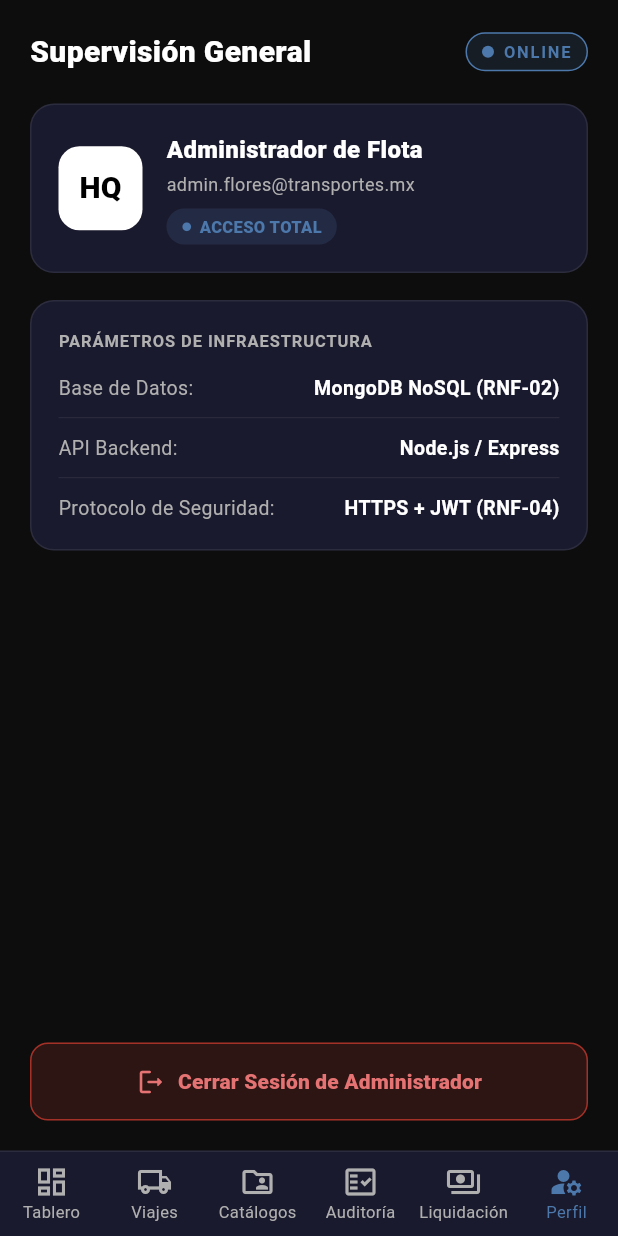
After one commit to Cristian2040/control-fletes-devops, a Flutter app: the PerfilAdminScreen screen opened by its route, on a phone screen of 412 x 824 dp. The commit adds this screen. Run offline on Flutter 3.47's test engine with Material 3 defaults, Android fonts, the phone set to English and light mode, and no system bars; our stand-ins replace image_picker, shared_preferences; accounts and stored records are empty.

Commit message:
feat(sprint9): implementar pantalla A-17 Supervision General y pruebas del Sprint 9 (RNF-02, RNF-04)

```diff
--- a/app/tracto-track/frontend/lib/core/routes/app_routes.dart
+++ b/app/tracto-track/frontend/lib/core/routes/app_routes.dart
@@ -31,6 +31,7 @@ import '../../features/admin/screens/alta_cliente_screen.dart';
 import '../../features/admin/screens/alta_tarifa_screen.dart';
 import '../../features/admin/screens/auditoria_screen.dart';
 import '../../features/admin/screens/validacion_fotografia_screen.dart';
+import '../../features/admin/screens/perfil_admin_screen.dart';
 
 class AppRoutes {
   AppRoutes._();
@@ -105,11 +106,7 @@ class AppRoutes {
             nombre: 'Liquidación Automatizada – Resumen',
             sprint: 10,
           ),
-      adminPerfil: (context) => const AdminPlaceholderScreen(
-            codigo: 'A-17',
-            nombre: 'Perfil de Administrador',
-            sprint: 9,
-          ),
+      adminPerfil: (context) => const PerfilAdminScreen(),
     };
   }
 }
--- /dev/null
+++ b/app/tracto-track/frontend/lib/features/admin/screens/perfil_admin_screen.dart
@@ -0,0 +1,248 @@
+import 'package:flutter/material.dart';
+import '../../../core/network/api_client.dart';
+import '../../../core/routes/app_routes.dart';
+import '../../../core/theme/app_theme.dart';
+import '../../../shared/widgets/online_indicator.dart';
+import '../widgets/admin_bottom_nav_bar.dart';
+
+/// Pantalla A-17 · Perfil de Administrador – Supervisión General (RNF-02, RNF-04 — Sprint 9)
+///
+/// Muestra la cuenta del administrador con acceso total y los parámetros de
+/// infraestructura del sistema, y permite cerrar la sesión:
+///   - Encabezado "Supervisión General"
+///   - Tarjeta de cuenta: iniciales ("HQ"), "Administrador de Flota", correo y etiqueta "ACCESO TOTAL"
+///   - Tarjeta "Parámetros de infraestructura":
+///       - Base de Datos: MongoDB NoSQL (RNF-02)
+///       - API Backend: Node.js / Express
+///       - Protocolo de Seguridad: HTTPS + JWT (RNF-04)
+///   - Botón de acción destructiva "Cerrar Sesión de Administrador" (rojo) -> A-01
+///   - Barra de navegación inferior de 6 secciones con "Perfil" activa
+class PerfilAdminScreen extends StatelessWidget {
+  const PerfilAdminScreen({super.key});
+
+  Future<void> _cerrarSesion(BuildContext context) async {
+    await ApiClient().logout();
+    if (!context.mounted) return;
+    Navigator.of(context).pushNamedAndRemoveUntil(
+      AppRoutes.login,
+      (route) => false,
+    );
+  }
+
+  @override
+  Widget build(BuildContext context) {
+    final user = ApiClient().currentUser;
+    final correo = (user?['email'] as String?)?.isNotEmpty == true
+        ? user!['email'] as String
+        : 'admin.flores@transportes.mx';
+
+    return Scaffold(
+      backgroundColor: AppTheme.backgroundDark,
+      bottomNavigationBar: const AdminBottomNavBar(currentIndex: 5),
+      body: SafeArea(
+        child: Padding(
+          padding: const EdgeInsets.all(20),
+          child: Column(
+            crossAxisAlignment: CrossAxisAlignment.start,
+            children: [
+              Row(
+                mainAxisAlignment: MainAxisAlignment.spaceBetween,
+                children: [
+                  const Text(
+                    'Supervisión General',
+                    style: TextStyle(
+                      color: AppTheme.textPrimary,
+                      fontSize: 20,
+                      fontWeight: FontWeight.w800,
+                    ),
+                  ),
+                  OnlineIndicator(isOnline: ApiClient().isOnline),
+                ],
+              ),
+              const SizedBox(height: 20),
+              _buildTarjetaCuenta(correo),
+              const SizedBox(height: 18),
+              _buildTarjetaInfraestructura(),
+              const Spacer(),
+              SizedBox(
+                width: double.infinity,
+                height: 52,
+                child: OutlinedButton.icon(
+                  key: const Key('btn_cerrar_sesion_admin'),
+                  onPressed: () => _cerrarSesion(context),
+                  style: OutlinedButton.styleFrom(
+                    backgroundColor: AppColors.error.withValues(alpha: 0.14),
+                    foregroundColor: AppColors.errorLight,
+                    side: BorderSide(
+                      color: AppColors.error.withValues(alpha: 0.6),
+                    ),
+                    shape: RoundedRectangleBorder(
+                      borderRadius: BorderRadius.circular(12),
+                    ),
+                  ),
+                  icon: const Icon(Icons.logout_rounded, size: 20),
+                  label: const Text(
+                    'Cerrar Sesión de Administrador',
+                    style: TextStyle(
+                      fontSize: 14,
+                      fontWeight: FontWeight.w800,
+                    ),
+                  ),
+                ),
+              ),
+            ],
+          ),
+        ),
+      ),
+    );
+  }
+
+  Widget _buildTarjetaCuenta(String correo) {
+    return Container(
+      width: double.infinity,
+      padding: const EdgeInsets.all(18),
+      decoration: BoxDecoration(
+        color: AppTheme.surfaceDark,
+        borderRadius: BorderRadius.circular(16),
+        border: Border.all(color: Colors.white.withValues(alpha: 0.08)),
+      ),
+      child: Row(
+        children: [
+          Container(
+            width: 56,
+            height: 56,
+            decoration: BoxDecoration(
+              color: Colors.white,
+              borderRadius: BorderRadius.circular(14),
+            ),
+            child: const Center(
+              child: Text(
+                'HQ',
+                style: TextStyle(
+                  color: Colors.black,
+                  fontSize: 20,
+                  fontWeight: FontWeight.w900,
+                ),
+              ),
+            ),
+          ),
+          const SizedBox(width: 16),
+          Expanded(
+            child: Column(
+              crossAxisAlignment: CrossAxisAlignment.start,
+              children: [
+                const Text(
+                  'Administrador de Flota',
+                  style: TextStyle(
+                    color: AppTheme.textPrimary,
+                    fontSize: 16,
+                    fontWeight: FontWeight.w800,
+                  ),
+                ),
+                const SizedBox(height: 3),
+                Text(
+                  correo,
+                  style: const TextStyle(
+                    color: AppTheme.textSecondary,
+                    fontSize: 12,
+                  ),
+                ),
+                const SizedBox(height: 8),
+                Container(
+                  padding: const EdgeInsets.symmetric(
+                    horizontal: 10,
+                    vertical: 4,
+                  ),
+                  decoration: BoxDecoration(
+                    color: AppTheme.primaryBlue.withValues(alpha: 0.18),
+                    borderRadius: BorderRadius.circular(20),
+                  ),
+                  child: const Row(
+                    mainAxisSize: MainAxisSize.min,
+                    children: [
+                      Icon(
+                        Icons.circle,
+                        size: 7,
+                        color: AppTheme.primaryBlue,
+                      ),
+                      SizedBox(width: 5),
+                      Text(
+                        'ACCESO TOTAL',
+                        style: TextStyle(
+                          color: AppTheme.primaryBlue,
+                          fontSize: 11,
+                          fontWeight: FontWeight.w800,
+                        ),
+                      ),
+                    ],
+                  ),
+                ),
+              ],
+            ),
+          ),
+        ],
+      ),
+    );
+  }
+
+  Widget _buildTarjetaInfraestructura() {
+    return Container(
+      width: double.infinity,
+      padding: const EdgeInsets.all(18),
+      decoration: BoxDecoration(
+        color: AppTheme.surfaceDark,
+        borderRadius: BorderRadius.circular(16),
+        border: Border.all(color: Colors.white.withValues(alpha: 0.08)),
+      ),
+      child: Column(
+        crossAxisAlignment: CrossAxisAlignment.start,
+        children: [
+          const Text(
+            'PARÁMETROS DE INFRAESTRUCTURA',
+            style: TextStyle(
+              color: AppTheme.textSecondary,
+              fontSize: 11,
+              fontWeight: FontWeight.w700,
+              letterSpacing: 0.6,
+            ),
+          ),
+          const SizedBox(height: 14),
+          _buildFilaParametro('Base de Datos:', 'MongoDB NoSQL (RNF-02)'),
+          const Padding(
+            padding: EdgeInsets.symmetric(vertical: 10),
+            child: Divider(height: 1, color: Colors.white10),
+          ),
+          _buildFilaParametro('API Backend:', 'Node.js / Express'),
+          const Padding(
+            padding: EdgeInsets.symmetric(vertical: 10),
+            child: Divider(height: 1, color: Colors.white10),
+          ),
+          _buildFilaParametro('Protocolo de Seguridad:', 'HTTPS + JWT (RNF-04)'),
+        ],
+      ),
+    );
+  }
+
+  Widget _buildFilaParametro(String etiqueta, String valor) {
+    return Row(
+      mainAxisAlignment: MainAxisAlignment.spaceBetween,
+      children: [
+        Text(
+          etiqueta,
+          style: const TextStyle(
+            color: AppTheme.textSecondary,
+            fontSize: 13,
+          ),
+        ),
+        Text(
+          valor,
+          style: const TextStyle(
+            color: AppTheme.textPrimary,
+            fontSize: 13,
+            fontWeight: FontWeight.w700,
+          ),
+        ),
+      ],
+    );
+  }
+}
```
Also changed, not shown: 2 other files.
